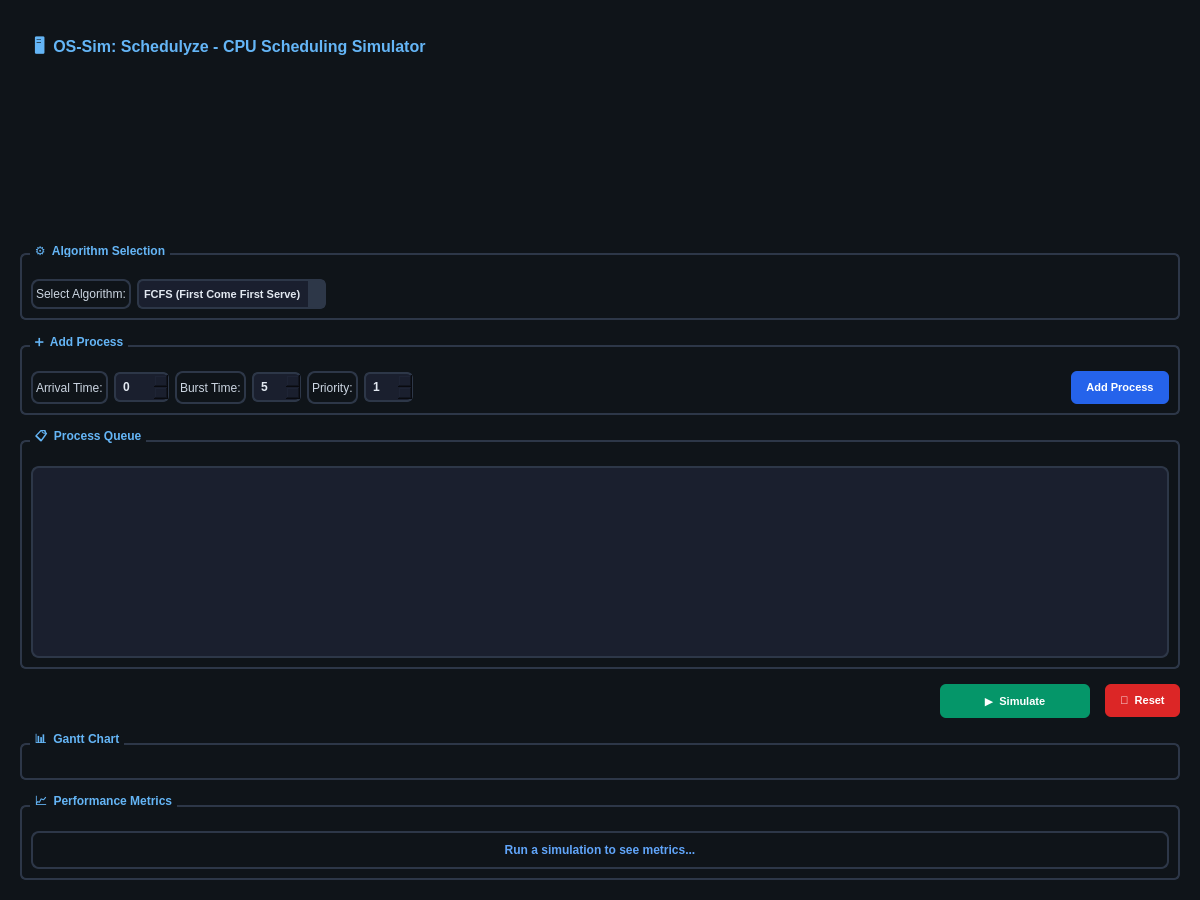
jp4812/OS-Simulator-Scheduling-Visulaizer, file main_window.ui: the form before one commit.
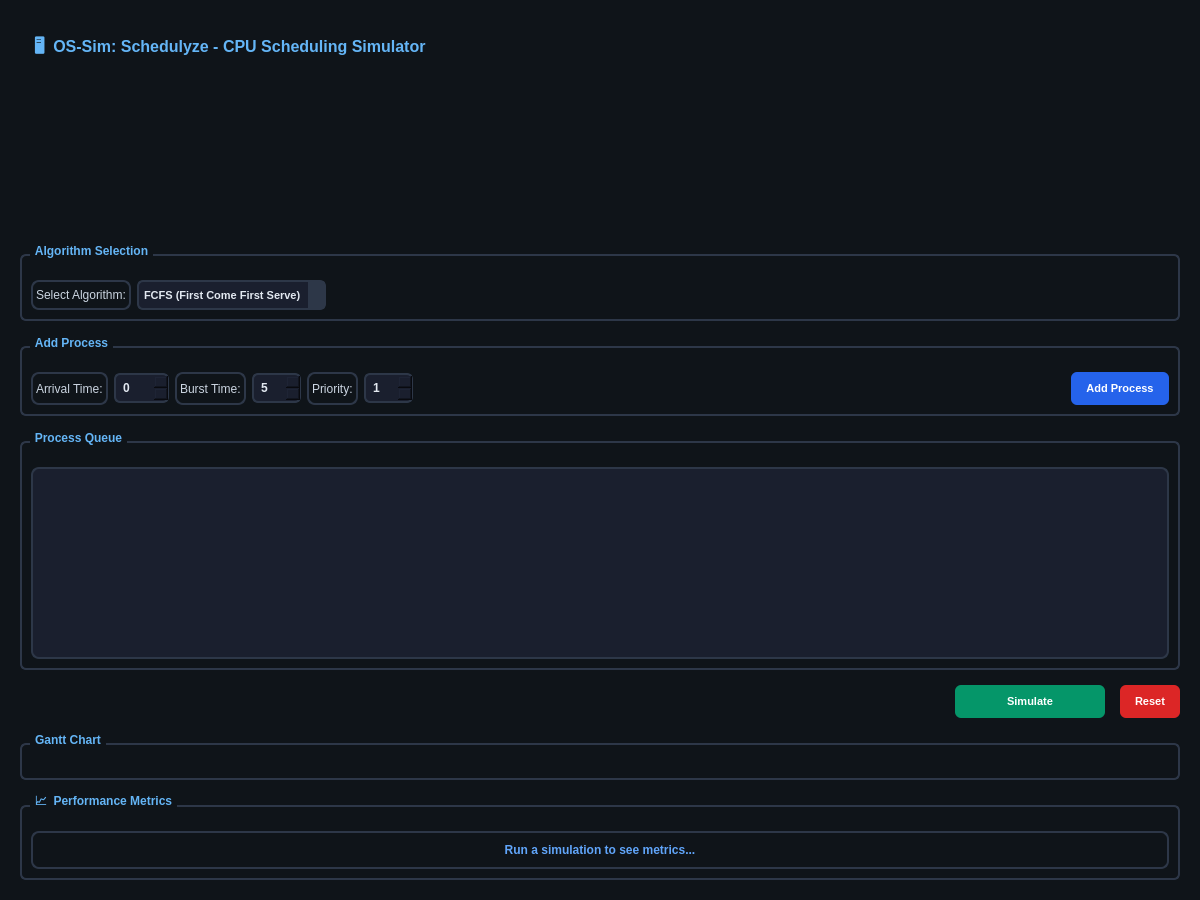
The form after the commit.

```diff
--- a/main_window.ui
+++ b/main_window.ui
@@ -187,7 +187,7 @@
     <item>
      <widget class="QGroupBox" name="groupBox_algo">
       <property name="title">
-       <string>⚙️  Algorithm Selection</string>
+       <string>Algorithm Selection</string>
       </property>
       <layout class="QHBoxLayout" name="algoLayout">
        <item>
@@ -250,7 +250,7 @@
     <item>
      <widget class="QGroupBox" name="groupBox_input">
       <property name="title">
-       <string>➕  Add Process</string>
+       <string>Add Process</string>
       </property>
       <layout class="QHBoxLayout" name="inputLayout">
        <item>
@@ -350,7 +350,7 @@
     <item>
      <widget class="QGroupBox" name="groupBox_table">
       <property name="title">
-       <string>📋  Process Queue</string>
+       <string>Process Queue</string>
       </property>
       <layout class="QVBoxLayout" name="tableLayout">
        <item>
@@ -389,7 +389,7 @@
       <item>
        <widget class="QPushButton" name="btn_simulate">
         <property name="text">
-         <string>▶️  Simulate</string>
+         <string>Simulate</string>
         </property>
         <property name="minimumWidth">
          <number>150</number>
@@ -402,7 +402,7 @@
       <item>
        <widget class="QPushButton" name="btn_clear">
         <property name="text">
-         <string>🔄  Reset</string>
+         <string>Reset</string>
         </property>
         <property name="minimumWidth">
          <number>100</number>
@@ -416,7 +416,7 @@
     <item>
      <widget class="QGroupBox" name="groupBox_gantt">
       <property name="title">
-       <string>📊  Gantt Chart</string>
+       <string>Gantt Chart</string>
       </property>
       <layout class="QVBoxLayout" name="ganttLayout">
        <item>
```
